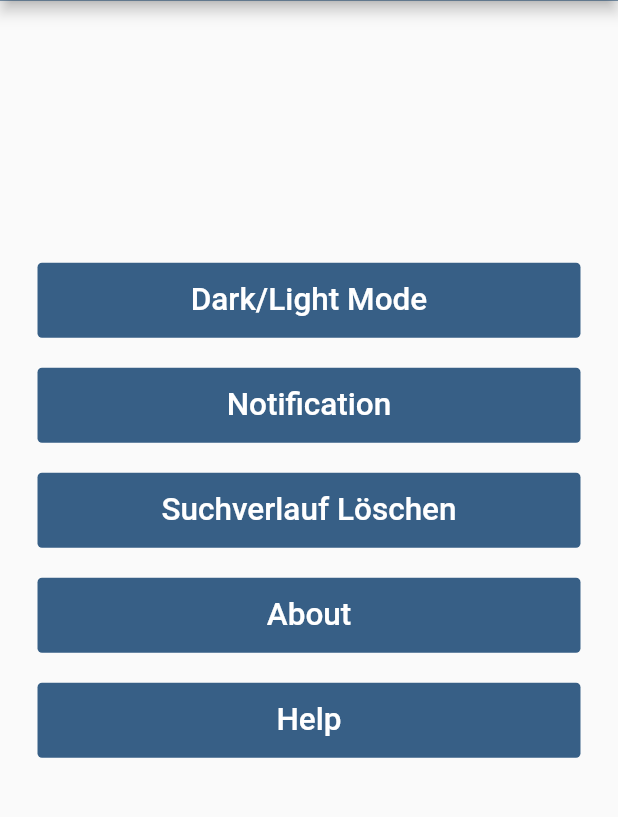
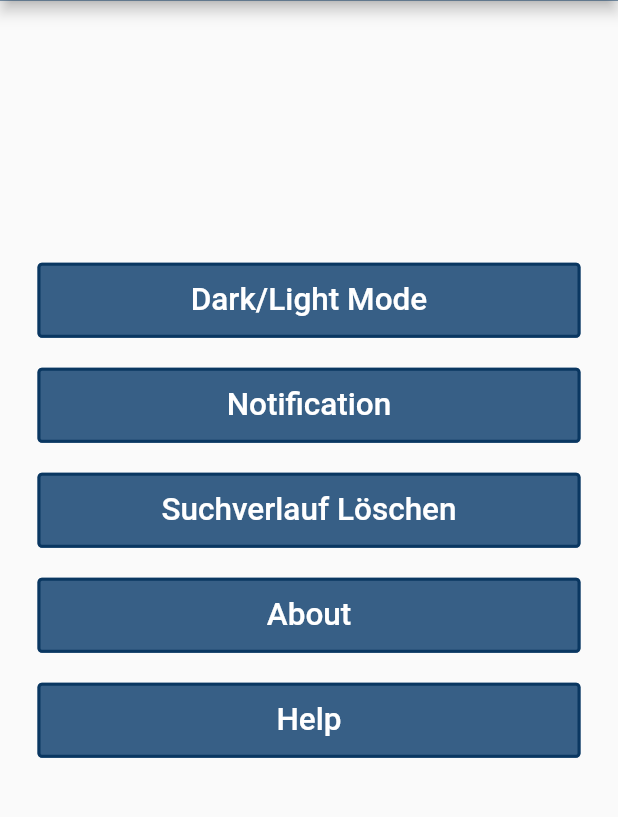
Before and after one commit to dimitarKolev99/flutter_project, a Flutter app: the ProfilePage screen opened directly, on a phone screen of 412 x 824 dp, the part 82-899 px from its top. Run offline on Flutter 3.47's test engine with Material 2 defaults, Android fonts, the phone set to English and light mode, and no system bars; our stand-ins replace flutter_local_notifications, google_fonts, line_awesome_flutter, mobx, shared_preferences, timezone; accounts and stored records are empty; network calls fail.

Commit message:
updated button design in profile

```diff
--- a/lib/view/extended_view.dart
+++ b/lib/view/extended_view.dart
@@ -305,7 +305,7 @@ class _ExtendedViewState extends State<ExtendedView> {
                                               width: 2,
                                               style: BorderStyle.solid),
                                           borderRadius:
-                                          BorderRadius.circular(5)),
+                                          BorderRadius.circular(3)),
                                     )
 
                                 ),
--- a/lib/view/profile.dart
+++ b/lib/view/profile.dart
@@ -72,9 +72,12 @@ class _ProfilePageState extends State<ProfilePage> {
                         foregroundColor: MaterialStateProperty.all(Color.fromRGBO(45, 45, 45, 1)),
                         shape: MaterialStateProperty.all<RoundedRectangleBorder>(
                             RoundedRectangleBorder(
-                              borderRadius: BorderRadius.circular(3),
-                              //side: BorderSide(color: Colors.black)
-                            )
+                                side: BorderSide(
+                                    color: ThemeChanger.navBarColor,
+                                    width: 2,
+                                    style: BorderStyle.solid),
+                                borderRadius:
+                                BorderRadius.circular(3)),
                         ),
                         textStyle: MaterialStateProperty.all(TextStyle(
                           fontSize: 21,
@@ -106,10 +109,13 @@ class _ProfilePageState extends State<ProfilePage> {
                         backgroundColor: MaterialStateProperty.all(ThemeChanger.lightBlue),
                         foregroundColor: MaterialStateProperty.all(Color.fromRGBO(45, 45, 45, 1)),
                         shape: MaterialStateProperty.all<RoundedRectangleBorder>(
-                            RoundedRectangleBorder(
-                              borderRadius: BorderRadius.circular(3),
-                              //side: BorderSide(color: Colors.black)
-                            )
+                          RoundedRectangleBorder(
+                              side: BorderSide(
+                                  color: ThemeChanger.navBarColor,
+                                  width: 2,
+                                  style: BorderStyle.solid),
+                              borderRadius:
+                              BorderRadius.circular(3)),
                         ),
                         textStyle: MaterialStateProperty.all(TextStyle(
                           fontSize: 21,
@@ -136,10 +142,13 @@ class _ProfilePageState extends State<ProfilePage> {
                         backgroundColor: MaterialStateProperty.all(ThemeChanger.lightBlue),
                         foregroundColor: MaterialStateProperty.all(Color.fromRGBO(45, 45, 45, 1)),
                         shape: MaterialStateProperty.all<RoundedRectangleBorder>(
-                            RoundedRectangleBorder(
-                              borderRadius: BorderRadius.circular(3),
-                              //side: BorderSide(color: Colors.black)
-                            )
+                          RoundedRectangleBorder(
+                              side: BorderSide(
+                                  color: ThemeChanger.navBarColor,
+                                  width: 2,
+                                  style: BorderStyle.solid),
+                              borderRadius:
+                              BorderRadius.circular(3)),
                         ),
                         textStyle: MaterialStateProperty.all(TextStyle(
                           fontSize: 21,
@@ -169,10 +178,13 @@ class _ProfilePageState extends State<ProfilePage> {
                         backgroundColor: MaterialStateProperty.all(ThemeChanger.lightBlue),
                         foregroundColor: MaterialStateProperty.all(Color.fromRGBO(45, 45, 45, 1)),
                         shape: MaterialStateProperty.all<RoundedRectangleBorder>(
-                            RoundedRectangleBorder(
-                              borderRadius: BorderRadius.circular(3),
-                              //side: BorderSide(color: Colors.black)
-                            )
+                          RoundedRectangleBorder(
+                              side: BorderSide(
+                                  color: ThemeChanger.navBarColor,
+                                  width: 2,
+                                  style: BorderStyle.solid),
+                              borderRadius:
+                              BorderRadius.circular(3)),
                         ),
                         textStyle: MaterialStateProperty.all(TextStyle(
                           fontSize: 21,
@@ -199,10 +211,13 @@ class _ProfilePageState extends State<ProfilePage> {
                         backgroundColor: MaterialStateProperty.all(ThemeChanger.lightBlue),
                         foregroundColor: MaterialStateProperty.all(Color.fromRGBO(45, 45, 45, 1)),
                         shape: MaterialStateProperty.all<RoundedRectangleBorder>(
-                            RoundedRectangleBorder(
-                              borderRadius: BorderRadius.circular(3),
-                              //side: BorderSide(color: Colors.black)
-                            )
+                          RoundedRectangleBorder(
+                              side: BorderSide(
+                                  color: ThemeChanger.navBarColor,
+                                  width: 2,
+                                  style: BorderStyle.solid),
+                              borderRadius:
+                              BorderRadius.circular(3)),
                         ),
                         textStyle: MaterialStateProperty.all(TextStyle(
                           fontSize: 21,
```
